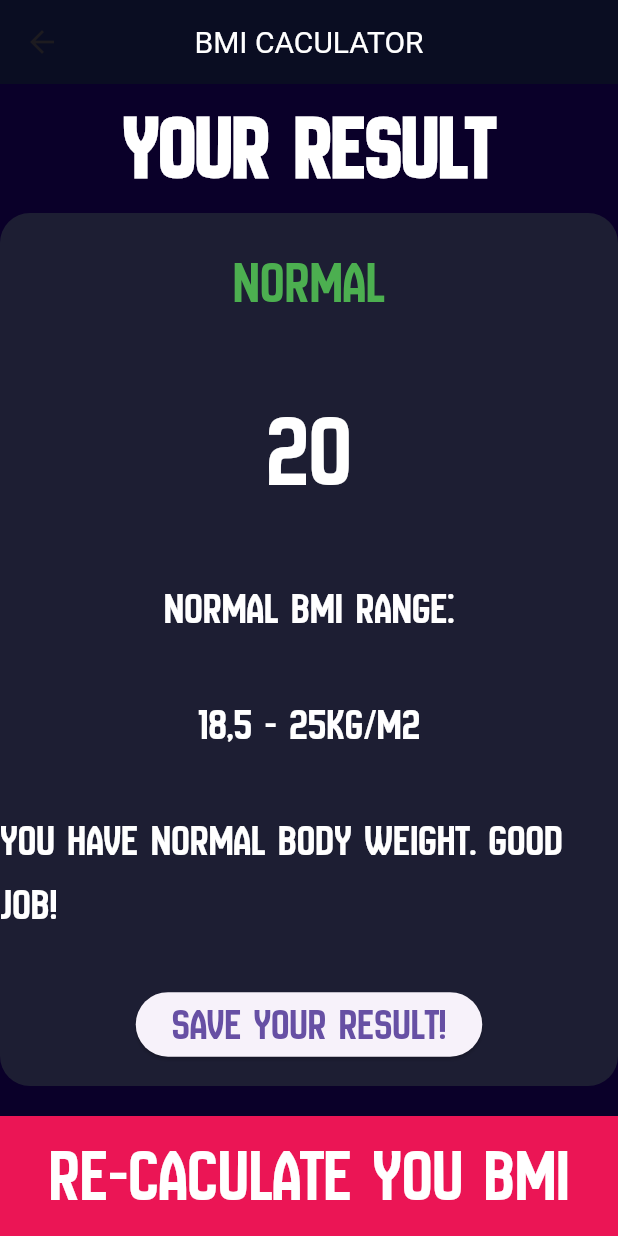
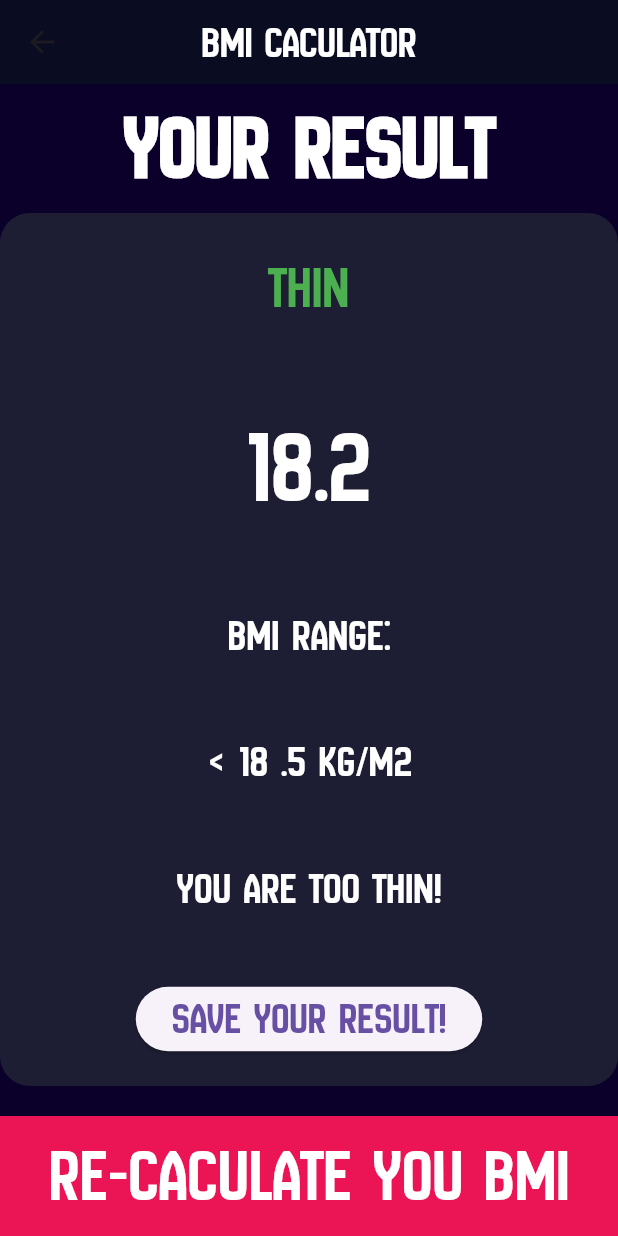
Before and after one commit to DG1923/bmicaculator, a Flutter app: the screen it shows after launch, after a tap on "CACULATE", on a phone screen of 412 x 824 dp. Run offline on Flutter 3.47's test engine with Material 3 defaults, Android fonts, the light colour scheme and no system bars; our stand-ins replace font_awesome_flutter.

Commit message:
Done method caculate bmi

```diff
--- /dev/null
+++ b/lib/caculateBrain.dart
@@ -0,0 +1,67 @@
+import 'dart:math';
+
+class Caculatebrain{
+  late int height;
+  late int weight;
+  late int age;
+  Caculatebrain({required this.height, required this.weight, required this.age}){
+    if(height<0 || weight <0 || age < 0){
+      this.height = 0;
+      this.weight = 0;
+      this.age = 0;
+    }
+  }
+  double getBMI(){
+    double bmi = (weight)/pow(height/100, 2);
+    return double.parse(bmi.toStringAsFixed(1));
+  }
+  String getResultComment(){
+    String result  = "";
+    double bmi = getBMI();
+    if(bmi <=18.5){
+      result = "You are too thin!";
+    }else if(bmi <25){
+      result = "You have a normal body";
+    }else if (bmi < 30){
+      result = "You are overweight";
+    }else if(bmi <35){
+      result = " Grade 1 obesity";
+    }else {
+      result = " Grade 2 obesity";
+    }
+    return result;
+  }
+  String getResult(){
+    String result  = "";
+    double bmi = getBMI();
+    if(bmi <=18.5){
+      result = "THIN";
+    }else if(bmi <25){
+      result = "NORMAL";
+    }else if (bmi < 30){
+      result = "OVERWEIGHT";
+    }else if(bmi <35){
+      result = " GRADE 1 OBESITY";
+    }else {
+      result = " GRADE 2 OBESITY";
+    }
+    return result;
+  }
+  String getBMIRange(){
+    String result = "";
+    double bmi = getBMI();
+    if(bmi <=18.5){
+      result = "< 18 .5";
+    }else if(bmi <25){
+      result = "18.5 - 25";
+    }else if (bmi < 30){
+      result = "25 - 30";
+    }else if(bmi <35){
+      result = "30 - 34 ";
+    }else {
+      result = "> 34";
+    }
+    return result;
+  }
+
+}
--- a/lib/input.dart
+++ b/lib/input.dart
@@ -4,6 +4,7 @@ import 'childWidget.dart';
 import 'reuseCard.dart';
 import 'constants.dart';
 import 'result.dart';
+import 'caculateBrain.dart';
 
 enum Gender {
   male,
@@ -272,7 +273,8 @@ class _InputRangeState extends State<InputRange> {
                 child: GestureDetector(
                   onTap: (){
                     print("caculate was pressed");
-                    Navigator.push(context, MaterialPageRoute(builder: (context) =>const Result()));
+                    Caculatebrain caculateBrain = Caculatebrain(height: height, weight: weight, age: age);
+                    Navigator.push(context, MaterialPageRoute(builder: (context) => Result(result: caculateBrain.getResult(), comment: caculateBrain.getResultComment(), bmiRange: caculateBrain.getBMIRange(), bmi: caculateBrain.getBMI().toString())));
                   },
                   child: Center(
                     child: Text("CACULATE",
--- a/lib/result.dart
+++ b/lib/result.dart
@@ -3,14 +3,19 @@ import 'package:flutter/material.dart';
 import 'reuseCard.dart';
 
 class Result extends StatelessWidget {
-  const Result({super.key});
+  Result({required this.result,required this. comment, required this. bmiRange, required this.bmi});
+  late String result;
+  late String comment;
+  late String bmiRange;
+  late String bmi;
 
   @override
   Widget build(BuildContext context) {
     return SafeArea(
         child: Scaffold(
             appBar: AppBar(
-              title: Text("BMI CACULATOR"),
+              title: Text("BMI CACULATOR",
+              style: kTextStyle,),
               centerTitle: true,
             ),
             body: Column(
@@ -29,23 +34,23 @@ class Result extends StatelessWidget {
                       mainAxisAlignment: MainAxisAlignment.spaceAround,
                       children: [
                         Text(
-                          'Normal',
+                          result,
                           style: kTextResult,
                         ),
                         Text(
-                          '20',
+                          bmi,
                           style: kNumberLargeStyle,
                         ),
                         Text(
-                          'Normal BMI range:',
+                          'BMI range:',
                           style: kTextStyle,
                         ),
                         Text(
-                          "18,5 - 25kg/m2",
+                          bmiRange+" Kg/m2",
                           style: kTextStyle,
                         ),
                         Text(
-                          "You have normal body weight. Good job!",
+                          comment,
                           style: kTextStyle,
                         ),
                         ElevatedButton(
@@ -69,10 +74,7 @@ class Result extends StatelessWidget {
                   child: GestureDetector(
                     onTap: () {
                       print("caculate was pressed");
-                      Navigator.push(
-                          context,
-                          MaterialPageRoute(
-                              builder: (context) => const Result()));
+                      Navigator.pop;
                     },
                     child: Center(
                       child: GestureDetector(
```
